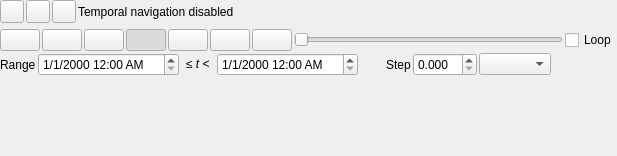
The window that src/ui/qgstemporalcontrollerwidgetbase.ui (carsmie/QGIS) describes before a commit, drawn with Qt 5.
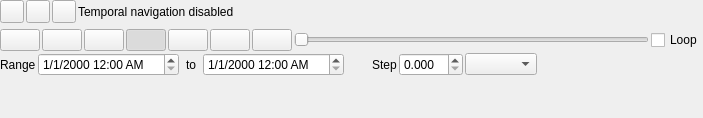
The same window after the commit. The open tabs and pages were chosen to show the change. Icons and pictures are not drawn. Custom widgets are drawn as their Qt base class.

Commit message:
Revert "Explicitly state in temporal controller dock that the visible"
This reverts commit cdd9c505b49dc3e82a7da1260e37dc75680dfc60
and fixes it up to put the <= t < label in the correct place (it
refers to the frame time, not the overall animation extent)

What changed in the file:
```diff
--- a/src/ui/qgstemporalcontrollerwidgetbase.ui
+++ b/src/ui/qgstemporalcontrollerwidgetbase.ui
@@ -2,6 +2,14 @@
 <ui version="4.0">
  <class>QgsTemporalControllerWidgetBase</class>
  <widget class="QgsPanelWidget" name="QgsTemporalControllerWidgetBase">
+  <property name="geometry">
+   <rect>
+    <x>0</x>
+    <y>0</y>
+    <width>703</width>
+    <height>118</height>
+   </rect>
+  </property>
   <property name="windowTitle">
    <string>QgsDockWidget</string>
   </property>
@@ -439,7 +447,7 @@
           </widget>
          </item>
          <item>
-          <spacer name="horizontalSpacer_2">
+          <spacer name="horizontalSpacer_4">
            <property name="orientation">
             <enum>Qt::Horizontal</enum>
            </property>
@@ -457,12 +465,12 @@
          <item>
           <widget class="QLabel" name="mRangeToLabel">
            <property name="text">
-            <string>&lt;html&gt;&lt;head/&gt;&lt;body&gt;&lt;p&gt;≤ &lt;span style=&quot; font-style:italic;&quot;&gt;t&lt;/span&gt; &amp;lt;&lt;/p&gt;&lt;/body&gt;&lt;/html&gt;</string>
+            <string>to</string>
            </property>
           </widget>
          </item>
          <item>
-          <spacer name="horizontalSpacer_3">
+          <spacer name="horizontalSpacer_5">
            <property name="orientation">
             <enum>Qt::Horizontal</enum>
            </property>
```
Left out of the diff: 6 changed lines with no effect on the pictures. The commit also changes 1 other file.
